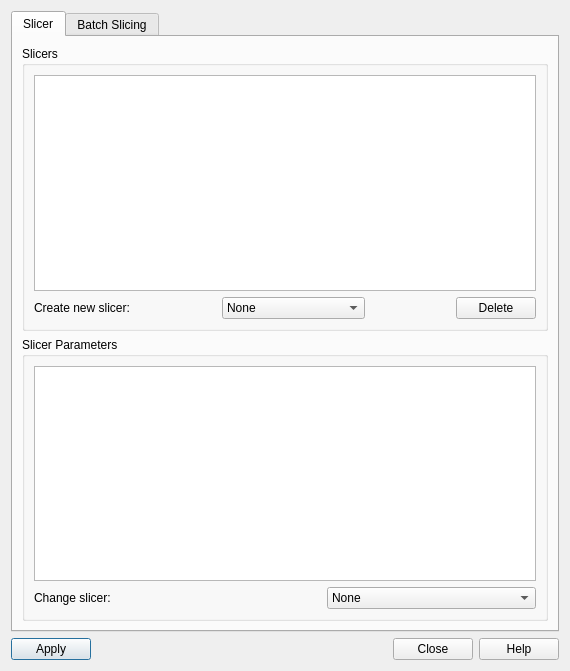
Old version of the form src/sas/qtgui/Plotting/UI/SlicerParametersUI.ui in the repository SasView/sasview.
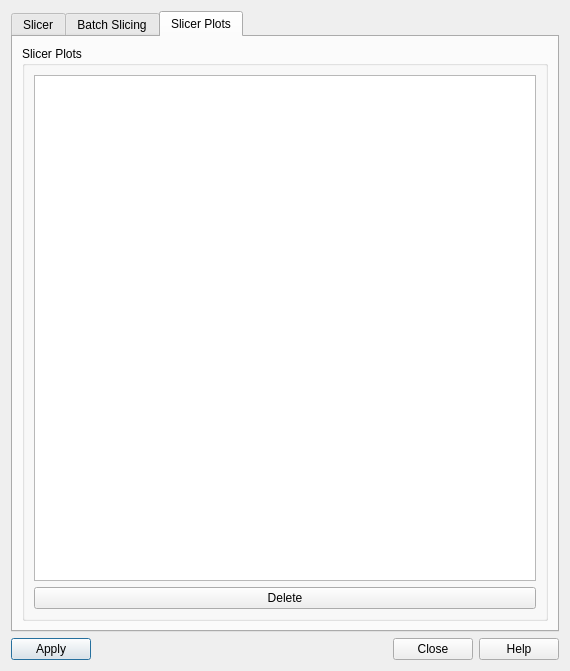
New version of the form. The open tabs and pages were chosen to show the change. Icons and pictures are not drawn.

What changed in the file:
```diff
--- a/src/sas/qtgui/Plotting/UI/SlicerParametersUI.ui
+++ b/src/sas/qtgui/Plotting/UI/SlicerParametersUI.ui
@@ -281,6 +281,29 @@
               </property>
              </widget>
             </item>
+            <item>
+             <spacer name="horizontalSpacer_4">
+              <property name="orientation">
+               <enum>Qt::Horizontal</enum>
+              </property>
+              <property name="sizeHint" stdset="0">
+               <size>
+                <width>40</width>
+                <height>20</height>
+               </size>
+              </property>
+             </spacer>
+            </item>
+            <item>
+             <widget class="QCheckBox" name="cbStackPlots">
+              <property name="toolTip">
+               <string>When checked, slicers of the same type will append to the same plot instead of creating separate plots</string>
+              </property>
+              <property name="text">
+               <string>Stack</string>
+              </property>
+             </widget>
+            </item>
            </layout>
           </item>
          </layout>
@@ -461,6 +484,45 @@
        </item>
       </layout>
      </widget>
+     <widget class="QWidget" name="tab_3">
+      <attribute name="title">
+       <string>Slicer Plots</string>
+      </attribute>
+      <layout class="QGridLayout" name="gridLayout_7">
+       <item row="0" column="0">
+        <widget class="QGroupBox" name="groupBox_4">
+         <property name="sizePolicy">
+          <sizepolicy hsizetype="Preferred" vsizetype="MinimumExpanding">
+           <horstretch>0</horstretch>
+           <verstretch>0</verstretch>
+          </sizepolicy>
+         </property>
+         <property name="title">
+          <string>Slicer Plots</string>
+         </property>
+         <layout class="QGridLayout" name="gridLayout_8">
+          <item row="0" column="0">
+           <widget class="QListWidget" name="listWidget">
+            <property name="sizePolicy">
+             <sizepolicy hsizetype="Expanding" vsizetype="MinimumExpanding">
+              <horstretch>0</horstretch>
+              <verstretch>0</verstretch>
+             </sizepolicy>
+            </property>
+           </widget>
+          </item>
+          <item row="1" column="0">
+           <widget class="QPushButton" name="cmdDelSlicerPlots">
+            <property name="text">
+             <string>Delete</string>
+            </property>
+           </widget>
+          </item>
+         </layout>
+        </widget>
+       </item>
+      </layout>
+     </widget>
     </widget>
    </item>
   </layout>
```
